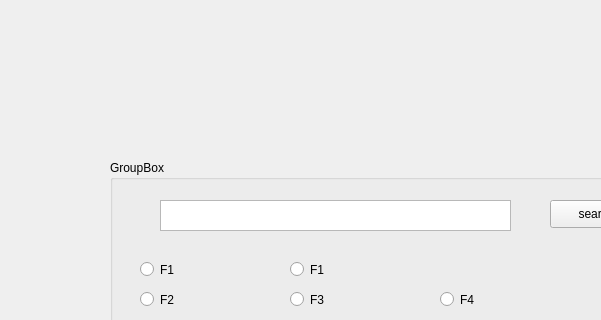
Above: DS_2020_GUI/DS_2020_GUI/MainWindow.ui from ChrisJaunes/DS_2020 before the change; both pictures show x 0 to 601 and y 0 to 320 of the 800 by 600 pixel window. Below: the same form after it.
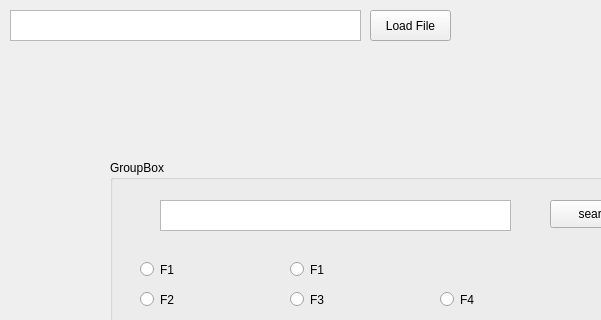
That is the form after the change.

Commit message: add load file function

```diff
--- a/DS_2020_GUI/DS_2020_GUI/MainWindow.ui
+++ b/DS_2020_GUI/DS_2020_GUI/MainWindow.ui
@@ -151,6 +151,29 @@
      <string>F2_TOP</string>
     </property>
    </widget>
+   <widget class="QTextEdit" name="tet_loadfile">
+    <property name="geometry">
+     <rect>
+      <x>10</x>
+      <y>10</y>
+      <width>351</width>
+      <height>31</height>
+     </rect>
+    </property>
+   </widget>
+   <widget class="QPushButton" name="btn_loadfile">
+    <property name="geometry">
+     <rect>
+      <x>370</x>
+      <y>10</y>
+      <width>81</width>
+      <height>31</height>
+     </rect>
+    </property>
+    <property name="text">
+     <string>Load File</string>
+    </property>
+   </widget>
   </widget>
   <widget class="QMenuBar" name="menubar">
    <property name="geometry">
```
Left out of the diff: 22 changed lines with no effect on the pictures. The commit also changes 6 other files.
